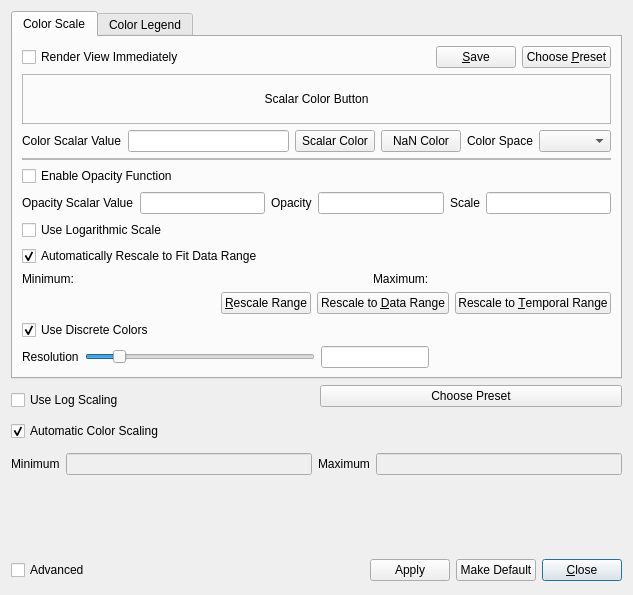
Old version of the form Qt/Components/Resources/UI/pqColorScaleDialog.ui in the repository Kitware/ParaView.
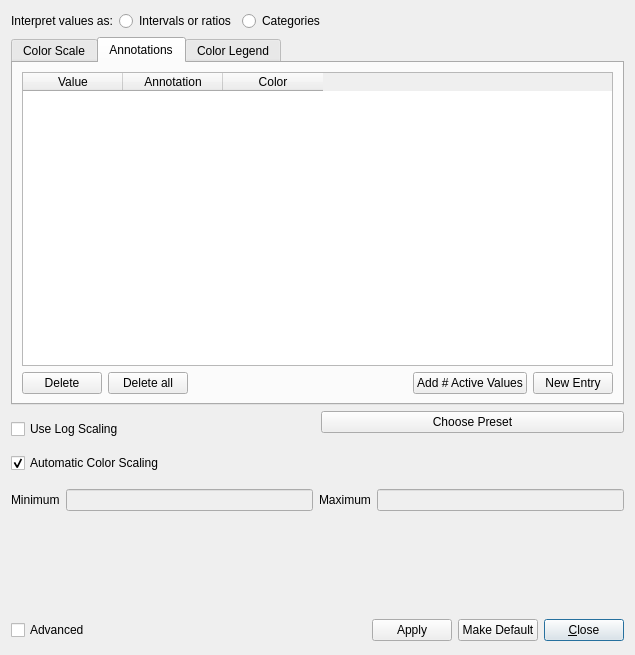
New version of the form. The open tabs and pages were chosen to show the change. Custom widgets are drawn as their Qt base class.

Commit message: Add annotations to the PV color editor dialog.

The edit to the form file:
```diff
--- a/Qt/Components/Resources/UI/pqColorScaleDialog.ui
+++ b/Qt/Components/Resources/UI/pqColorScaleDialog.ui
@@ -6,14 +6,52 @@
    <rect>
     <x>0</x>
     <y>0</y>
-    <width>633</width>
-    <height>595</height>
+    <width>635</width>
+    <height>655</height>
    </rect>
   </property>
   <property name="windowTitle">
    <string>Color Scale Editor</string>
   </property>
   <layout class="QVBoxLayout" name="verticalLayout">
+   <item>
+    <layout class="QHBoxLayout" name="ValueTypePanel">
+     <item>
+      <widget class="QLabel" name="ValueInterpretationLabel">
+       <property name="text">
+        <string>Interpret values as:</string>
+       </property>
+      </widget>
+     </item>
+     <item>
+      <widget class="QRadioButton" name="IntervalValues">
+       <property name="text">
+        <string>Intervals or ratios</string>
+       </property>
+      </widget>
+     </item>
+     <item>
+      <widget class="QRadioButton" name="CategoricalValues">
+       <property name="text">
+        <string>Categories</string>
+       </property>
+      </widget>
+     </item>
+     <item>
+      <spacer name="horizontalSpacer">
+       <property name="orientation">
+        <enum>Qt::Horizontal</enum>
+       </property>
+       <property name="sizeHint" stdset="0">
+        <size>
+         <width>40</width>
+         <height>20</height>
+        </size>
+       </property>
+      </spacer>
+     </item>
+    </layout>
+   </item>
    <item>
     <widget class="QTabWidget" name="ColorTabs">
      <property name="currentIndex">
@@ -440,6 +478,89 @@
        </item>
       </layout>
      </widget>
+     <widget class="QWidget" name="AnnotationsPage">
+      <attribute name="title">
+       <string>Annotations</string>
+      </attribute>
+      <layout class="QVBoxLayout" name="verticalLayout_6">
+       <item>
+        <widget class="QTableWidget" name="AnnotationTable">
+         <property name="dragDropOverwriteMode">
+          <bool>true</bool>
+         </property>
+         <property name="dragDropMode">
+          <enum>QAbstractItemView::InternalMove</enum>
+         </property>
+         <property name="alternatingRowColors">
+          <bool>true</bool>
+         </property>
+         <property name="sortingEnabled">
+          <bool>true</bool>
+         </property>
+         <column>
+          <property name="text">
+           <string>Value</string>
+          </property>
+         </column>
+         <column>
+          <property name="text">
+           <string>Annotation</string>
+          </property>
+         </column>
+         <column>
+          <property name="text">
+           <string>Color</string>
+          </property>
+         </column>
+        </widget>
+       </item>
+       <item>
+        <layout class="QHBoxLayout" name="AnnotationButtonLayout">
+         <item>
+          <widget class="QPushButton" name="RemoveAnnotation">
+           <property name="text">
+            <string>Delete</string>
+           </property>
+          </widget>
+         </item>
+         <item>
+          <widget class="QPushButton" name="ResetAnnotations">
+           <property name="text">
+            <string>Delete all</string>
+           </property>
+          </widget>
+         </item>
+         <item>
+          <spacer name="AnnotationSpacer">
+           <property name="orientation">
+            <enum>Qt::Horizontal</enum>
+           </property>
+           <property name="sizeHint" stdset="0">
+            <size>
+             <width>40</width>
+             <height>20</height>
+            </size>
+           </property>
+          </spacer>
+         </item>
+         <item>
+          <widget class="QPushButton" name="AddActiveValues">
+           <property name="text">
+            <string>Add # Active Values</string>
+           </property>
+          </widget>
+         </item>
+         <item>
+          <widget class="QPushButton" name="NewAnnotation">
+           <property name="text">
+            <string>New Entry</string>
+           </property>
+          </widget>
+         </item>
+        </layout>
+       </item>
+      </layout>
+     </widget>
      <widget class="QWidget" name="LegendPage">
       <attribute name="title">
        <string>Color Legend</string>
@@ -1057,7 +1178,7 @@
     </spacer>
    </item>
    <item>
-    <layout class="QHBoxLayout">
+    <layout class="QHBoxLayout" name="ModelessButtonPanel">
      <item>
       <widget class="QCheckBox" name="SwitchToAdvanced">
        <property name="text">
```
Left out of the diff: 35 changed lines with no effect on the pictures. The commit also changes 2 other files.
